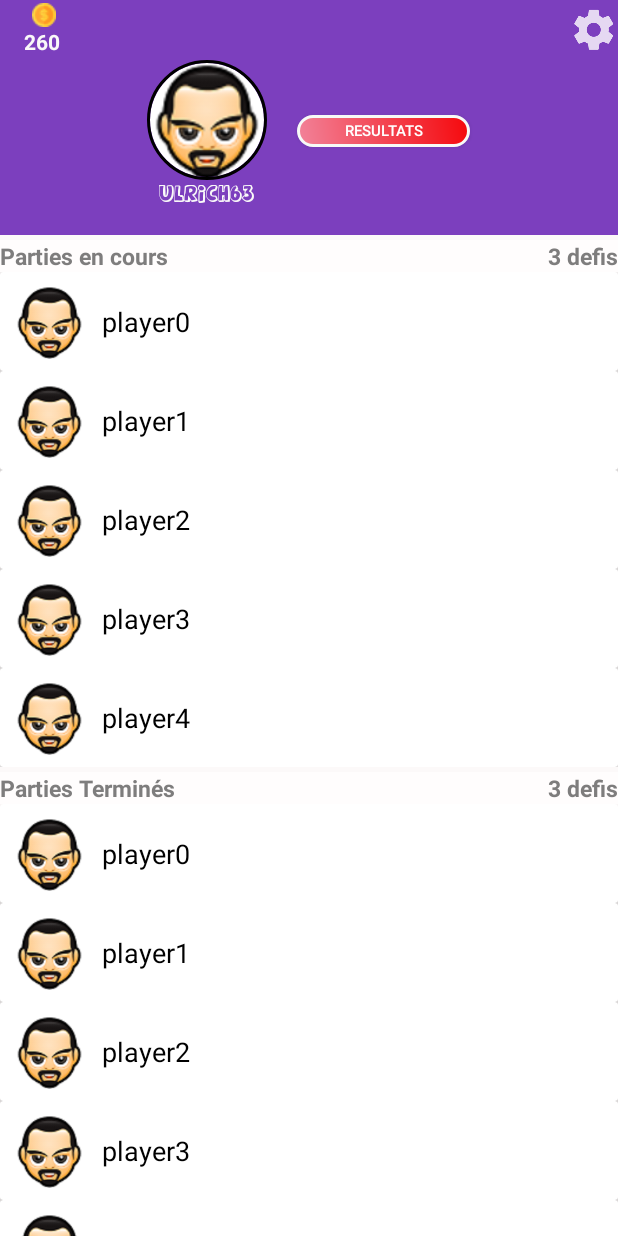
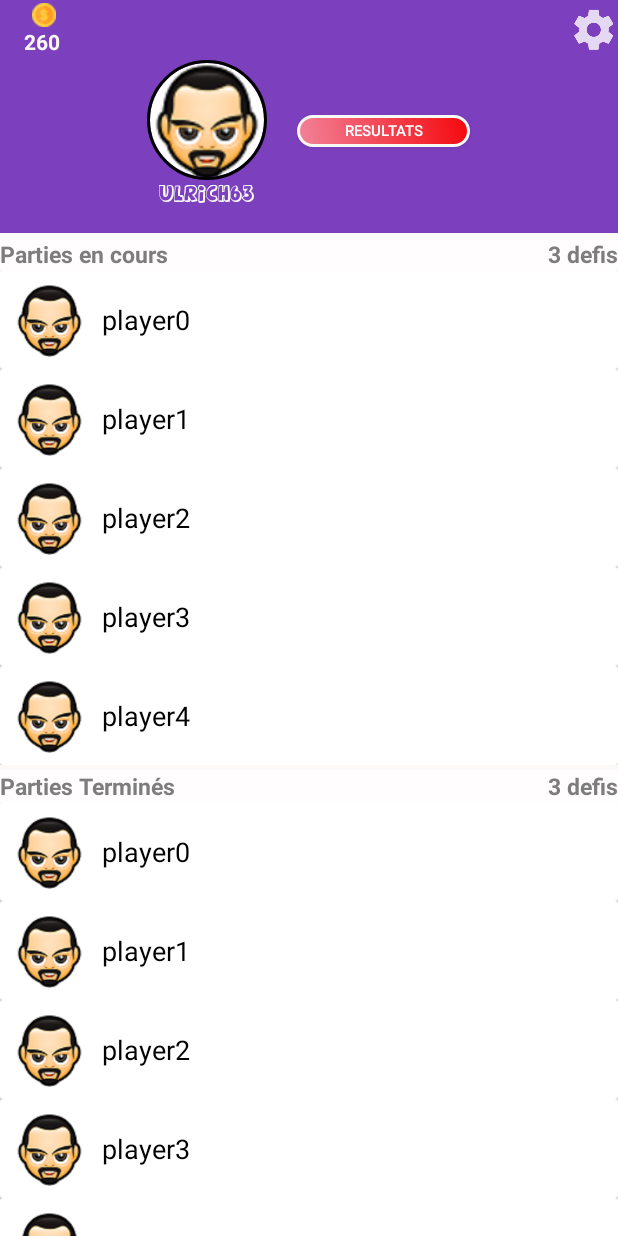
Before and after one commit to blackcypher/BlindTestFun, an Android app: the HomeActivity screen opened directly, with no data from a screen before it, on a phone screen of 412 x 824 dp. Run offline under Robolectric (Android 15) with nearby library versions, the phone set to English and light mode, and no system bars; our stand-ins replace CircleImageView.

Commit message:
fix app bar size

```diff
--- a/app/src/main/res/layout/app_bar_main.xml
+++ b/app/src/main/res/layout/app_bar_main.xml
@@ -3,7 +3,9 @@
     xmlns:app="http://schemas.android.com/apk/res-auto"
     xmlns:tools="http://schemas.android.com/tools"
     android:layout_width="match_parent"
-    android:layout_height="wrap_content">
+    android:layout_height="wrap_content"
+    android:background="#7c3fbe"
+    android:paddingBottom="20dp">
 
     <android.support.design.widget.AppBarLayout
         android:layout_width="match_parent"
@@ -98,11 +100,6 @@
 
         </LinearLayout>
 
-        <Button
-            android:layout_width="115dp"
-            android:layout_height="21dp"
-            android:visibility="invisible"/>
-
     </android.support.design.widget.AppBarLayout>
 
 </RelativeLayout>
```
